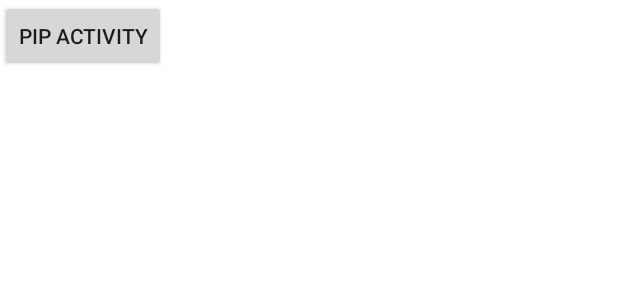
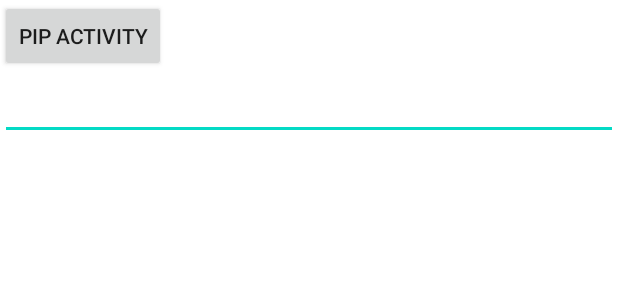
Before and after one commit to devonekey/MyPipSample, an Android app: the layout activity_main.xml on its own in the app's theme, with its tools: preview values and no code run, on a phone screen of 412 x 824 dp. Shown: the top 300 px of the screen. Run offline under Robolectric (Android 15) with nearby library versions, the phone set to English and light mode, and no system bars.

Commit message:
PIP 모드에서 SoftKeyboard가 열렸을 때의 동작 확인을 위해 EditText 추가

```diff
--- a/app/src/main/res/layout/activity_main.xml
+++ b/app/src/main/res/layout/activity_main.xml
@@ -14,4 +14,12 @@
         app:layout_constraintStart_toStartOf="parent"
         app:layout_constraintTop_toTopOf="parent"
         tools:ignore="hardcodedText" />
+
+    <androidx.appcompat.widget.AppCompatEditText
+        android:id="@+id/checking_pip_location_edit_text"
+        android:layout_width="0dp"
+        android:layout_height="wrap_content"
+        app:layout_constraintEnd_toEndOf="parent"
+        app:layout_constraintStart_toStartOf="parent"
+        app:layout_constraintTop_toBottomOf="@+id/pip_activity_button" />
 </androidx.constraintlayout.widget.ConstraintLayout>
```
